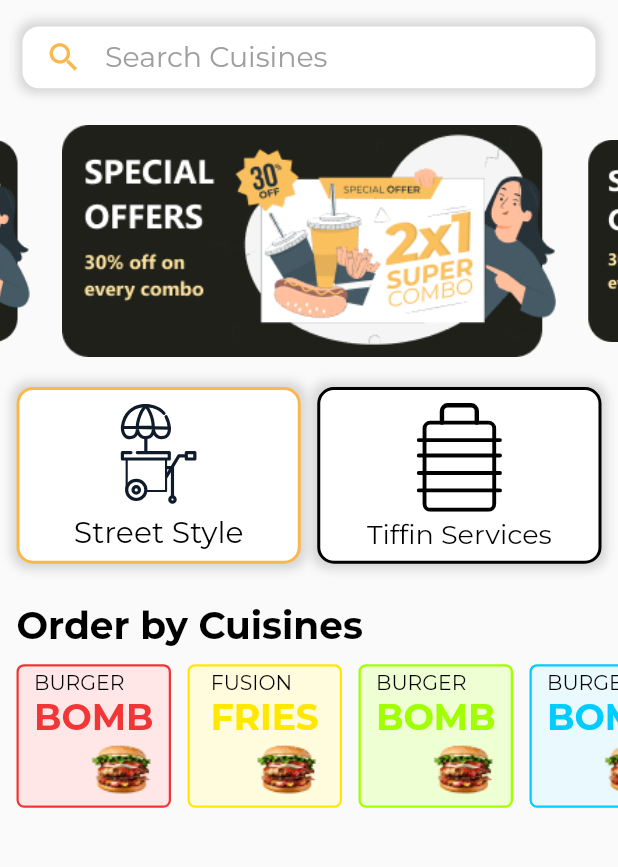
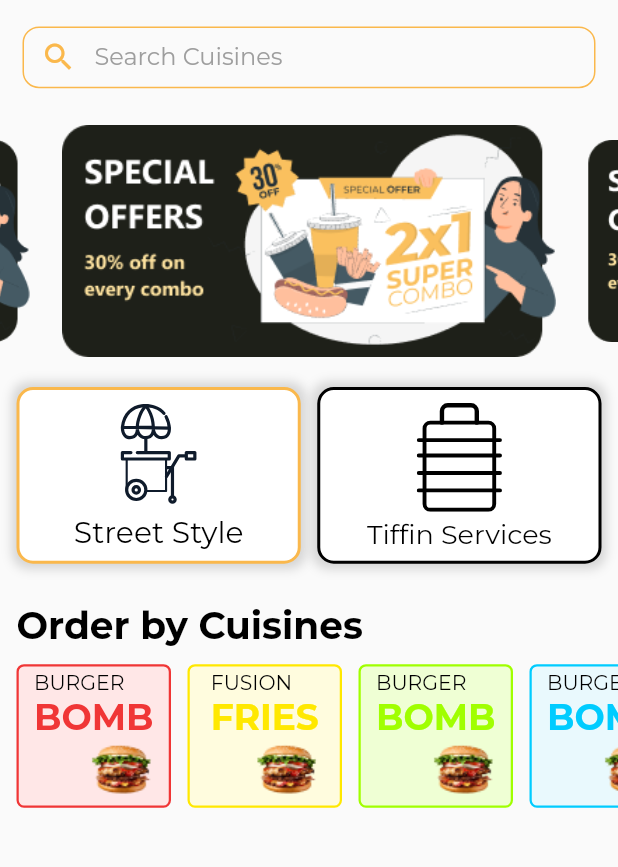
Before and after one commit to Foodistaan2021/Foodistaan-Main, a Flutter app: the HomeScreen screen opened directly, on a phone screen of 412 x 824 dp, the part 68-935 px from its top. Run offline on Flutter 3.47's test engine with Material 2 defaults, Android fonts, the phone set to English and light mode, and no system bars; drawn by our look-alikes of carousel_slider; our stand-ins replace bloc, cloud_firestore, firebase_auth, firebase_core, flutter_rating_bar, flutter_spinkit and 16 more; missing offline and left inert: qr_code_scanner, razorpay_flutter; accounts and stored records are empty; project files that could hold a hidden picture were left out.

Commit message:
search bar

```diff
--- a/lib/MainScreenFolder/AppBar/LocationPointsSearch.dart
+++ b/lib/MainScreenFolder/AppBar/LocationPointsSearch.dart
@@ -1,3 +1,4 @@
+import 'package:cloud_firestore/cloud_firestore.dart';
 import 'package:flutter/material.dart';
 import 'package:flutter_svg/svg.dart';
 import 'package:foodistan/MainScreenFolder/AppBar/points.dart';
@@ -138,17 +139,28 @@ class _PointsState extends State<Points> {
   }
 }
 
-class Search extends StatefulWidget {
+class Search extends StatelessWidget {
+  final _searchController = TextEditingController();
+
+  searchQuery(String query) async {
+    final _firestore = FirebaseFirestore.instance;
+
+    await _firestore
+        .collection('DummyData')
+        .where(
+          'search',
+          isGreaterThanOrEqualTo: query.toLowerCase(),
+        )
+        .get()
+        .then((value) {
+      QuerySnapshot<Map<String, dynamic>> v = value;
+      for (var item in v.docs) {
+        print(item.data());
+      }
+    });
+  }
+
   @override
-  Function? searchTask;
-  Search({required this.searchTask});
-  _SearchState createState() => _SearchState(SearchTask: searchTask!);
-}
-
-class _SearchState extends State<Search> {
-  @override
-  Function SearchTask;
-  _SearchState({required this.SearchTask});
   Widget build(BuildContext context) {
     var h1 = MediaQuery.of(context).size.height;
     // var w1 = MediaQuery.of(context).size.width;
@@ -156,60 +168,87 @@ class _SearchState extends State<Search> {
       padding: EdgeInsets.symmetric(
         horizontal: 15,
       ),
-      child: Container(
-        decoration: BoxDecoration(
-          borderRadius: BorderRadius.all(
-            Radius.circular(11),
-          ),
-          color: Colors.white,
-          boxShadow: [
-            BoxShadow(
-              color: Color.fromRGBO(0, 0, 0, 0.15),
-              spreadRadius: 3,
-              blurRadius: 5,
-            ),
-          ],
-        ),
+      child: SizedBox(
         height: h1 * 0.05,
-        width: double.infinity,
-        alignment: Alignment.centerLeft,
-        child: FittedBox(
-          fit: BoxFit.contain,
-          child: GestureDetector(
-            // onTap: () {
-            //   SearchTask();
-            // },
-            child: Center(
-              child: Row(
-                mainAxisSize: MainAxisSize.min,
-                mainAxisAlignment: MainAxisAlignment.start,
-                crossAxisAlignment: CrossAxisAlignment.center,
-                children: [
-                  SizedBox(
-                    width: 15,
-                  ),
-                  Icon(
-                    Icons.search,
-                    color: Color(0xFFFAB84C),
-                    size: h1 / 33,
-                  ),
-                  SizedBox(
-                    width: 15,
-                  ),
-                  Text(
-                    "Search Cuisines",
-                    style: TextStyle(
-                      color: Colors.grey,
-                      fontSize: h1 * 0.023,
-                      //fontFamily: 'Segoe UI'
-                    ),
-                  ),
-                ],
+        child: TextFormField(
+          controller: _searchController,
+          onChanged: (v) async {
+            await searchQuery(_searchController.text);
+          },
+          textAlign: TextAlign.start,
+          obscureText: false,
+          decoration: InputDecoration(
+              contentPadding: EdgeInsets.all(0),
+              hintText: 'Search Cuisines',
+              hintStyle: TextStyle(color: Colors.grey),
+              prefixIcon: Icon(
+                Icons.search,
+                color: Color(0xFFFAB84C),
               ),
-            ),
-          ),
+              focusedBorder: const OutlineInputBorder(
+                  borderSide: BorderSide(color: Color(0xFFFAB84C), width: 1),
+                  borderRadius: BorderRadius.all(Radius.circular(11))),
+              enabledBorder: const OutlineInputBorder(
+                borderRadius: BorderRadius.all(
+                  Radius.circular(11),
+                ),
+                borderSide: BorderSide(
+                  color: Color(0xFFFAB84C),
+                  width: 1,
+                ),
+              )),
         ),
       ),
     );
   }
 }
+
+// Container(
+//         decoration: BoxDecoration(
+//           borderRadius: BorderRadius.all(
+//             Radius.circular(11),
+//           ),
+//           color: Colors.white,
+//           boxShadow: [
+//             BoxShadow(
+//               color: Color.fromRGBO(0, 0, 0, 0.15),
+//               spreadRadius: 3,
+//               blurRadius: 5,
+//             ),
+//           ],
+//         ),
+//         height: h1 * 0.05,
+//         width: double.infinity,
+//         alignment: Alignment.centerLeft,
+//         child: FittedBox(
+//           fit: BoxFit.contain,
+//           child: Center(
+//             child: Row(
+//               mainAxisSize: MainAxisSize.min,
+//               mainAxisAlignment: MainAxisAlignment.start,
+//               crossAxisAlignment: CrossAxisAlignment.center,
+//               children: [
+//                 SizedBox(
+//                   width: 15,
+//                 ),
+//                 Icon(
+//                   Icons.search,
+//                   color: Color(0xFFFAB84C),
+//                   size: h1 / 33,
+//                 ),
+//                 SizedBox(
+//                   width: 15,
+//                 ),
+//                 Text(
+//                   "Search Cuisines",
+//                   style: TextStyle(
+//                     color: Colors.grey,
+//                     fontSize: h1 * 0.023,
+//                     //fontFamily: 'Segoe UI'
+//                   ),
+//                 ),
+//               ],
+//             ),
+//           ),
+//         ),
+//       )
--- a/lib/MainScreenFolder/HomeScreenFile.dart
+++ b/lib/MainScreenFolder/HomeScreenFile.dart
@@ -97,13 +97,7 @@ class _HomeScreenState extends State<HomeScreen>
                   ),
                 ),
               ),
-              Search(
-                searchTask: () {
-                  showSearch(
-                      context: context,
-                      delegate: DataSearch(file: Data.restaurants));
-                },
-              ),
+              Search(),
             ],
           ),
         ),
--- a/pubspec.yaml
+++ b/pubspec.yaml
@@ -48,7 +48,7 @@ dependencies:
   shared_preferences: ^2.0.11
   sizer: ^2.0.15
   solid_bottom_sheet: ^0.1.10
-  titled_navigation_bar: ^4.1.0
+  titled_navigation_bar: ^5.0.0-nullsafety.0
   uuid: ^3.0.5
 
 dev_dependencies:
```
Also changed, not shown: pubspec.lock, 2 other files.
